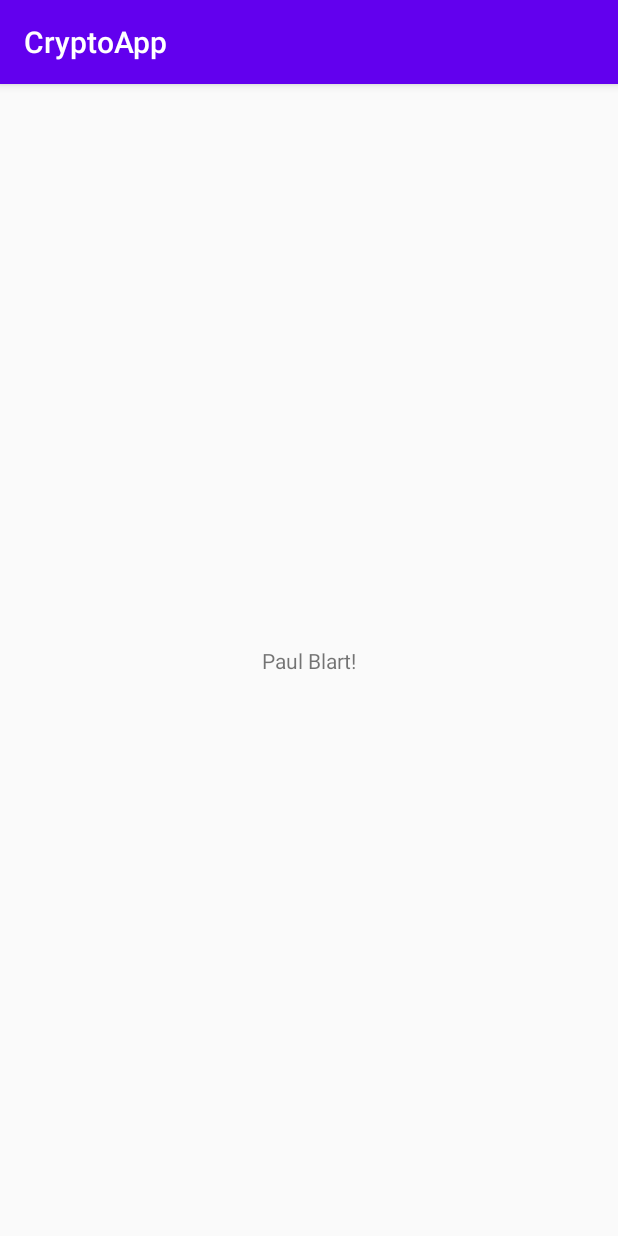
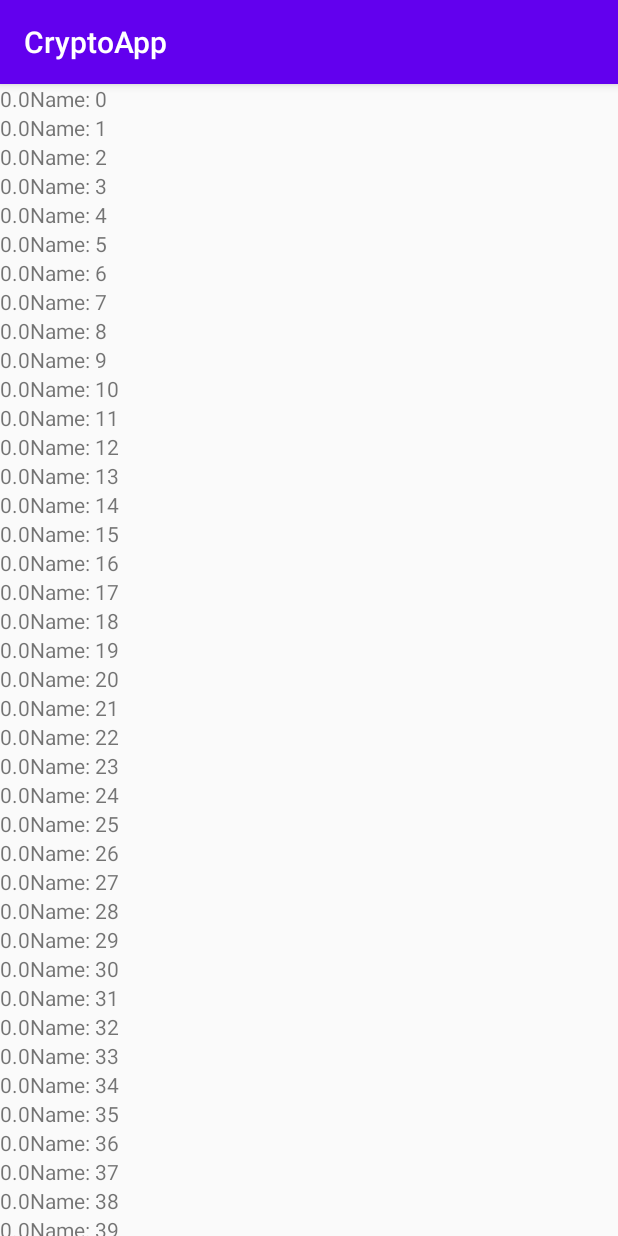
Before and after one commit to MeesterWaffles/CryptoApp, an Android app: the screen it shows after launch (MainActivity), on a phone screen of 412 x 824 dp. Run offline under Robolectric (Android 15) with nearby library versions, the phone set to English and light mode, and no system bars; our stand-ins replace Room's generated code.

Commit message:
Added RecyclerView & Fixed Issues

```diff
--- a/app/src/main/java/com/example/cryptoapp/Crypto.kt
+++ b/app/src/main/java/com/example/cryptoapp/Crypto.kt
@@ -5,7 +5,5 @@ import java.util.*
 
 @Entity
 data class Crypto(@PrimaryKey val id: UUID = UUID.randomUUID(),
-                 var title: String = "",
-                 var date: Date = Date(),
-                 var isSolved: Boolean = false,
-                 var suspect: String = "")
+                  var cryptoName: String = "",
+                  var price: Double = 0.0)
--- a/app/src/main/java/com/example/cryptoapp/CryptoListFragment.kt
+++ b/app/src/main/java/com/example/cryptoapp/CryptoListFragment.kt
@@ -1,21 +1,90 @@
 package com.example.cryptoapp
 
 import android.os.Bundle
-import androidx.fragment.app.Fragment
+import android.util.Log
 import android.view.LayoutInflater
 import android.view.View
 import android.view.ViewGroup
+import android.widget.TextView
+import android.widget.Toast
+import androidx.fragment.app.Fragment
+import androidx.lifecycle.ViewModelProviders
+import androidx.recyclerview.widget.LinearLayoutManager
+import androidx.recyclerview.widget.RecyclerView
 
-class CryptoListFragment: Fragment(){
+class CryptoListFragment : Fragment() {
+    private val TAG = "CryptoListFragment"
+    private lateinit var cryptoRecyclerView: RecyclerView
+    private var adapter: CryptoAdapter? = null
+
+    private val cryptoListViewModel: CryptoListViewModel by lazy {
+        ViewModelProviders.of(this).get(CryptoListViewModel::class.java)
+    }
 
     override fun onCreate(savedInstanceState: Bundle?) {
         super.onCreate(savedInstanceState)
+        Log.d(TAG, "Total Cryptos: ${cryptoListViewModel.cryptos.size}")
     }
+
+    companion object {
+        fun newInstance(): CryptoListFragment {
+            return CryptoListFragment()
+        }
+    }
+
+    private inner class CryptoHolder(view: View) : RecyclerView.ViewHolder(view), View.OnClickListener {
+        private lateinit var crypto: Crypto
+        private val titleTextView: TextView = itemView.findViewById(R.id.crypto_title)
+        private val priceTextView: TextView = itemView.findViewById(R.id.price)
+
+        init {
+            itemView.setOnClickListener(this)
+        }
+
+        fun bind(crypto: Crypto) {
+            this.crypto = crypto
+            titleTextView.text = this.crypto.cryptoName
+            priceTextView.text = this.crypto.price.toString()
+        }
+
+        override fun onClick(v: View) {
+            Toast.makeText(context, "${crypto.cryptoName} pressed!", Toast.LENGTH_SHORT).show()
+        }
+    }
+
     override fun onCreateView(
-        inflater: LayoutInflater, container: ViewGroup?,
+        inflater: LayoutInflater,
+        container: ViewGroup?,
         savedInstanceState: Bundle?
     ): View? {
-        // Inflate the layout for this fragment
-        return inflater.inflate(R.layout.fragment_crypto_list, container, false)
+        val view = inflater.inflate(R.layout.fragment_crypto_list, container, false)
+
+        cryptoRecyclerView = view.findViewById(R.id.crypto_recycler_view) as RecyclerView
+        cryptoRecyclerView.layoutManager = LinearLayoutManager(context)
+        updateUI()
+        return view
+    }
+
+    private fun updateUI() {
+        val cryptos = cryptoListViewModel.cryptos
+        adapter = CryptoAdapter(cryptos)
+        cryptoRecyclerView.adapter = adapter
+    }
+
+    private inner class CryptoAdapter(var cryptos: List<Crypto>) :
+        RecyclerView.Adapter<CryptoHolder>() {
+
+        override fun onCreateViewHolder(parent: ViewGroup, viewType: Int)
+                : CryptoHolder {
+            val view = layoutInflater.inflate(R.layout.list_item_crypto, parent, false)
+            return CryptoHolder(view)
+        }
+
+        override fun getItemCount() = cryptos.size
+
+        override fun onBindViewHolder(holder: CryptoHolder, position: Int) {
+            val crypto = cryptos[position]
+            holder.bind(crypto)
+        }
     }
 }
--- /dev/null
+++ b/app/src/main/java/com/example/cryptoapp/CryptoListViewModel.kt
@@ -0,0 +1,24 @@
+package com.example.cryptoapp
+
+import androidx.lifecycle.ViewModel
+import com.example.cryptoapp.coingecko.constant.Currency
+import com.example.cryptoapp.coingecko.domain.Coins.CoinList
+import com.example.cryptoapp.coingecko.impl.CoinGeckoApiClientImpl
+
+class CryptoListViewModel : ViewModel() {
+
+    //private val client =  CoinGeckoApiClientImpl()
+    val cryptos = mutableListOf<Crypto>()
+    //private val cryptoList: MutableList<CoinList> = client.coinList
+
+    init {
+        for (i in 0 until 100) {
+            val crypto = Crypto()
+            val name = "$i"
+                // cryptoList[0].toString()
+            crypto.cryptoName = "Name: $name"
+            crypto.price = 0.0
+            cryptos += crypto
+        }
+    }
+}
--- a/app/src/main/java/com/example/cryptoapp/MainActivity.kt
+++ b/app/src/main/java/com/example/cryptoapp/MainActivity.kt
@@ -8,5 +8,14 @@ class MainActivity : AppCompatActivity() {
     override fun onCreate(savedInstanceState: Bundle?) {
         super.onCreate(savedInstanceState)
         setContentView(R.layout.activity_main)
+        val currentFragment = supportFragmentManager.findFragmentById(R.id.fragment_container)
+
+        if (currentFragment == null) {
+            val fragment = CryptoListFragment.newInstance()
+            supportFragmentManager
+                .beginTransaction()
+                .add(R.id.fragment_container, fragment)
+                .commit()
+        }
     }
 }
--- a/app/src/main/res/layout/activity_main.xml
+++ b/app/src/main/res/layout/activity_main.xml
@@ -1,18 +1,6 @@
 <?xml version="1.0" encoding="utf-8"?>
-<androidx.constraintlayout.widget.ConstraintLayout xmlns:android="http://schemas.android.com/apk/res/android"
-    xmlns:app="http://schemas.android.com/apk/res-auto"
-    xmlns:tools="http://schemas.android.com/tools"
+<FrameLayout
+    xmlns:android="http://schemas.android.com/apk/res/android"
+    android:id="@+id/fragment_container"
     android:layout_width="match_parent"
-    android:layout_height="match_parent"
-    tools:context=".MainActivity">
-
-    <TextView
-        android:layout_width="wrap_content"
-        android:layout_height="wrap_content"
-        android:text="@string/paul_blart"
-        app:layout_constraintBottom_toBottomOf="parent"
-        app:layout_constraintLeft_toLeftOf="parent"
-        app:layout_constraintRight_toRightOf="parent"
-        app:layout_constraintTop_toTopOf="parent" />
-
-</androidx.constraintlayout.widget.ConstraintLayout>
+    android:layout_height="match_parent"/>
--- a/app/src/main/res/layout/fragment_crypto.xml
+++ b/app/src/main/res/layout/fragment_crypto.xml
@@ -37,7 +37,7 @@
         app:layout_constraintTop_toBottomOf="@+id/crypto_title" />
 
     <Button
-        android:id="@+id/crypto_date"
+        android:id="@+id/price"
         android:layout_width="match_parent"
         android:layout_height="wrap_content"
         app:layout_constraintEnd_toEndOf="parent"
--- a/app/src/main/res/layout/fragment_crypto_list.xml
+++ b/app/src/main/res/layout/fragment_crypto_list.xml
@@ -1,6 +1,6 @@
 <?xml version="1.0" encoding="utf-8"?>
 <androidx.recyclerview.widget.RecyclerView
-    xmlns:android="http://schemas.android.com/apk/res/android" android:layout_width="match_parent"
+    xmlns:android="http://schemas.android.com/apk/res/android"
     android:id="@+id/crypto_recycler_view"
-    android:layout_height="match_parent">
-</androidx.recyclerview.widget.RecyclerView>
+    android:layout_width="match_parent"
+    android:layout_height="match_parent"/>
--- a/app/src/main/res/layout/list_item_crypto.xml
+++ b/app/src/main/res/layout/list_item_crypto.xml
@@ -16,7 +16,7 @@
         app:layout_constraintTop_toTopOf="parent" />
 
     <TextView
-        android:id="@+id/crypto_date"
+        android:id="@+id/price"
         android:layout_width="0dp"
         android:layout_height="wrap_content"
         android:text="@string/crypto_date"
@@ -30,5 +30,5 @@
         android:layout_height="wrap_content"
         app:layout_constraintBottom_toBottomOf="parent"
         app:layout_constraintEnd_toEndOf="parent"
-        app:layout_constraintTop_toTopOf="parent" />
+        app:layout_constraintTop_toTopOf="parent"/>
 </androidx.constraintlayout.widget.ConstraintLayout>
```
Also changed, not shown: app/src/main/java/com/example/cryptoapp/coingecko/CoinGeckoApiError.java (line endings or trailing spaces).
